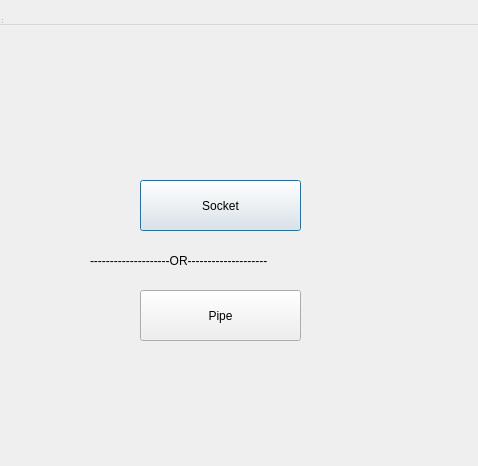
First picture: the form in selectionwindow.ui, repository Andrii-sudo/Chat_Client, before the edit.
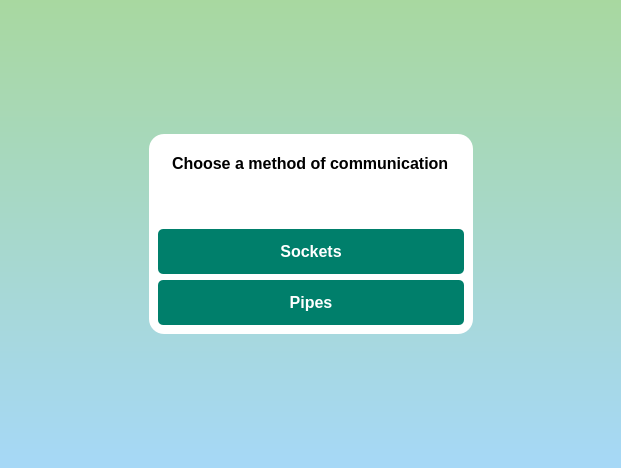
Second picture: the form after the edit. Icons and pictures are not drawn.

What changed in the file:
```diff
--- a/selectionwindow.ui
+++ b/selectionwindow.ui
@@ -6,82 +6,214 @@
    <rect>
     <x>0</x>
     <y>0</y>
-    <width>478</width>
-    <height>466</height>
+    <width>621</width>
+    <height>468</height>
    </rect>
   </property>
   <property name="windowTitle">
    <string>SelectionWindow</string>
   </property>
-  <widget class="QWidget" name="centralwidget" native="true">
-   <property name="geometry">
-    <rect>
-     <x>0</x>
-     <y>0</y>
-     <width>451</width>
-     <height>521</height>
-    </rect>
-   </property>
-   <widget class="QPushButton" name="pushBtnSocket">
-    <property name="geometry">
-     <rect>
-      <x>140</x>
-      <y>180</y>
-      <width>161</width>
-      <height>51</height>
-     </rect>
-    </property>
-    <property name="text">
-     <string>Socket</string>
-    </property>
-   </widget>
-   <widget class="QPushButton" name="pushBtnPipe">
-    <property name="geometry">
-     <rect>
-      <x>140</x>
-      <y>290</y>
-      <width>161</width>
-      <height>51</height>
-     </rect>
-    </property>
-    <property name="text">
-     <string>Pipe</string>
-    </property>
-   </widget>
-   <widget class="QLabel" name="label">
-    <property name="geometry">
-     <rect>
-      <x>90</x>
-      <y>240</y>
-      <width>271</width>
-      <height>41</height>
-     </rect>
-    </property>
-    <property name="text">
-     <string>--------------------OR--------------------</string>
-    </property>
-   </widget>
-  </widget>
-  <widget class="QMenuBar" name="menubar">
-   <property name="geometry">
-    <rect>
-     <x>0</x>
-     <y>0</y>
-     <width>478</width>
-     <height>25</height>
-    </rect>
-   </property>
-  </widget>
-  <widget class="QStatusBar" name="statusbar">
-   <property name="geometry">
-    <rect>
-     <x>0</x>
-     <y>0</y>
-     <width>3</width>
-     <height>25</height>
-    </rect>
-   </property>
-  </widget>
+  <property name="windowIcon">
+   <iconset theme="QIcon::ThemeIcon::MediaPlaylistShuffle"/>
+  </property>
+  <property name="styleSheet">
+   <string notr="true">QDialog {
+    background-color: qlineargradient(spread:pad, x1:0, y1:0, x2:0, y2:1, stop:0 #A8D8A0, stop:1 #A6D8F7);
+}</string>
+  </property>
+  <layout class="QGridLayout" name="gridLayout_4">
+   <item row="1" column="0" rowspan="2">
+    <spacer name="horizontalSpacer">
+     <property name="orientation">
+      <enum>Qt::Orientation::Horizontal</enum>
+     </property>
+     <property name="sizeHint" stdset="0">
+      <size>
+       <width>40</width>
+       <height>20</height>
+      </size>
+     </property>
+    </spacer>
+   </item>
+   <item row="0" column="1" colspan="2">
+    <spacer name="verticalSpacer_2">
+     <property name="orientation">
+      <enum>Qt::Orientation::Vertical</enum>
+     </property>
+     <property name="sizeHint" stdset="0">
+      <size>
+       <width>20</width>
+       <height>40</height>
+      </size>
+     </property>
+    </spacer>
+   </item>
+   <item row="1" column="1" rowspan="2" colspan="2">
+    <widget class="QWidget" name="widget" native="true">
+     <property name="styleSheet">
+      <string notr="true">QWidget 
+{
+    background-color: #ffffff;
+    border-radius: 15px;
+    border: 1px solid #b2b2b2;
+	border: none;
+}</string>
+     </property>
+     <layout class="QGridLayout" name="gridLayout_3">
+      <item row="1" column="0">
+       <layout class="QGridLayout" name="gridLayout_2">
+        <item row="0" column="0">
+         <widget class="QLabel" name="label_2">
+          <property name="minimumSize">
+           <size>
+            <width>0</width>
+            <height>40</height>
+           </size>
+          </property>
+          <property name="font">
+           <font>
+            <pointsize>12</pointsize>
+            <bold>true</bold>
+           </font>
+          </property>
+          <property name="styleSheet">
+           <string notr="true">QLabel {
+    font-weight: bold;
+    border-radius: 5px;
+    padding: 10px;
+}</string>
+          </property>
+          <property name="text">
+           <string>Choose a method of communication</string>
+          </property>
+         </widget>
+        </item>
+        <item row="2" column="0">
+         <layout class="QGridLayout" name="gridLayout">
+          <item row="0" column="0">
+           <widget class="QPushButton" name="pushBtnSocket">
+            <property name="minimumSize">
+             <size>
+              <width>0</width>
+              <height>45</height>
+             </size>
+            </property>
+            <property name="maximumSize">
+             <size>
+              <width>16777215</width>
+              <height>45</height>
+             </size>
+            </property>
+            <property name="font">
+             <font>
+              <pointsize>-1</pointsize>
+              <bold>true</bold>
+             </font>
+            </property>
+            <property name="styleSheet">
+             <string notr="true">QPushButton {
+    background-color: #007f6b;
+    color: white;
+    font-size: 16px;
+    font-weight: bold;
+    border-radius: 5px;
+    padding: 10px;
+}
+QPushButton:hover {
+    background-color: #005a52;
+}</string>
+            </property>
+            <property name="text">
+             <string>Sockets</string>
+            </property>
+           </widget>
+          </item>
+          <item row="1" column="0">
+           <widget class="QPushButton" name="pushBtnPipe">
+            <property name="minimumSize">
+             <size>
+              <width>0</width>
+              <height>45</height>
+             </size>
+            </property>
+            <property name="maximumSize">
+             <size>
+              <width>16777215</width>
+              <height>45</height>
+             </size>
+            </property>
+            <property name="font">
+             <font>
+              <pointsize>-1</pointsize>
+              <bold>true</bold>
+              <stylestrategy>PreferAntialias</stylestrategy>
+             </font>
+            </property>
+            <property name="styleSheet">
+             <string notr="true">QPushButton {
+    background-color: #007f6b;
+    color: white;
+    font-size: 16px;
+    font-weight: bold;
+    border-radius: 5px;
+    padding: 10px;
+}
+QPushButton:hover {
+    background-color: #005a52;
+}</string>
+            </property>
+            <property name="text">
+             <string>Pipes</string>
+            </property>
+           </widget>
+          </item>
+         </layout>
+        </item>
+        <item row="1" column="0">
+         <spacer name="verticalSpacer_3">
+          <property name="orientation">
+           <enum>Qt::Orientation::Vertical</enum>
+          </property>
+          <property name="sizeHint" stdset="0">
+           <size>
+            <width>20</width>
+            <height>40</height>
+           </size>
+          </property>
+         </spacer>
+        </item>
+       </layout>
+      </item>
+     </layout>
+    </widget>
+   </item>
+   <item row="3" column="1" colspan="2">
+    <spacer name="verticalSpacer">
+     <property name="orientation">
+      <enum>Qt::Orientation::Vertical</enum>
+     </property>
+     <property name="sizeHint" stdset="0">
+      <size>
+       <width>20</width>
+       <height>40</height>
+      </size>
+     </property>
+    </spacer>
+   </item>
+   <item row="1" column="3" rowspan="2">
+    <spacer name="horizontalSpacer_2">
+     <property name="orientation">
+      <enum>Qt::Orientation::Horizontal</enum>
+     </property>
+     <property name="sizeHint" stdset="0">
+      <size>
+       <width>40</width>
+       <height>20</height>
+      </size>
+     </property>
+    </spacer>
+   </item>
+  </layout>
  </widget>
  <resources/>
  <connections/>
```
Left out of the diff: 2 changed lines with no effect on the pictures.
